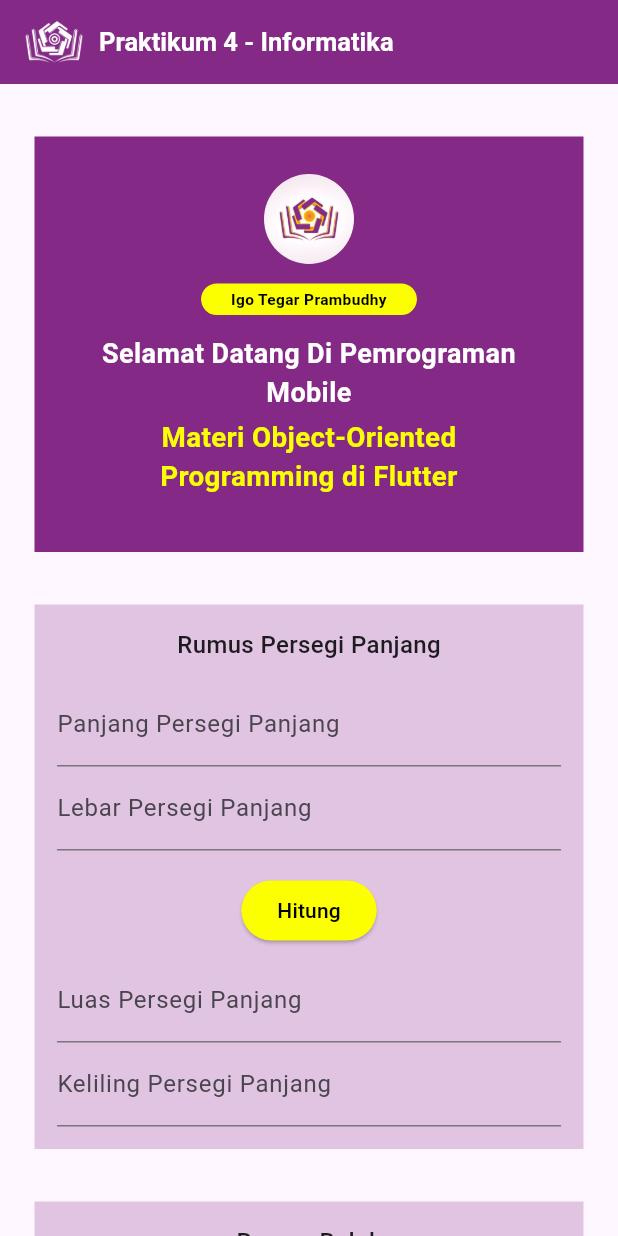
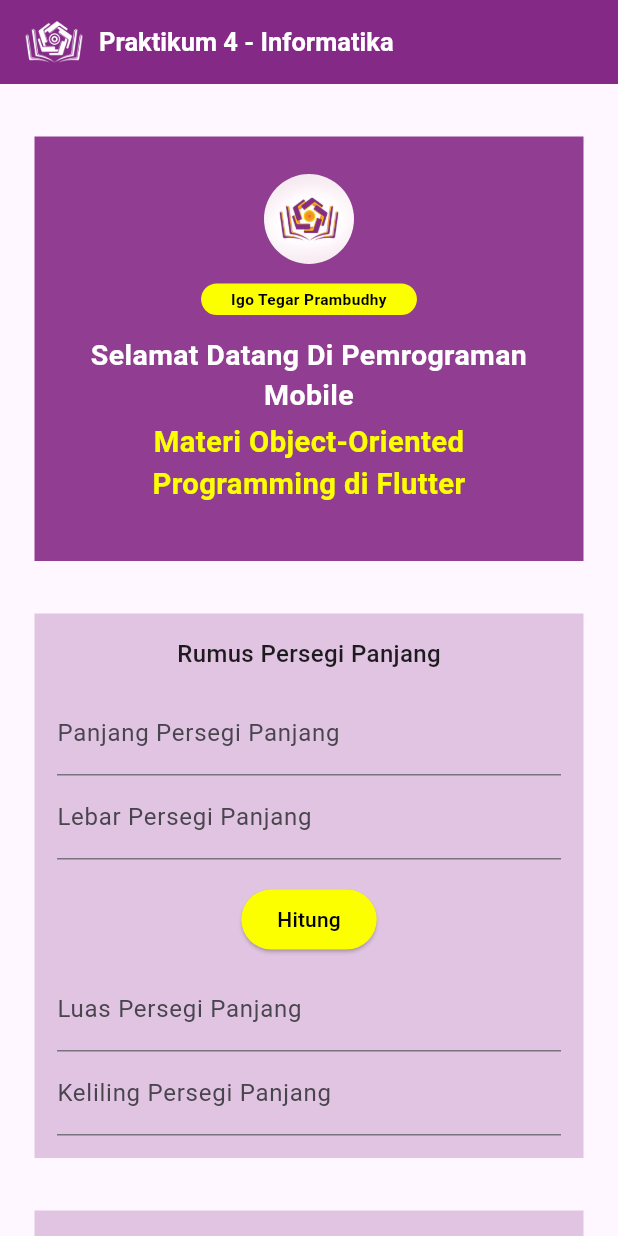
Before and after one commit to hiIgooTgar/pemrograman_mobile, a Flutter app: the screen it shows after launch, on a phone screen of 412 x 824 dp. Run offline on Flutter 3.47's test engine with Material 3 defaults, Android fonts, the phone set to English and light mode, and no system bars.

Commit message:
Result Praktikum 4 - Pemrograman Mobile - Object Oriented Programming Flutter

```diff
--- a/praktikum_4_pmo_igo/lib/main.dart
+++ b/praktikum_4_pmo_igo/lib/main.dart
@@ -84,7 +84,7 @@ class _MyHomePageState extends State<MyHomePage> {
               left: 23,
             ),
             child: Container(
-              color: const Color.fromARGB(255, 132, 41, 134),
+              color: const Color.fromARGB(230, 132, 41, 134),
               child: Padding(
                 padding: const EdgeInsets.all(25.0),
                 child: Column(
@@ -130,7 +130,7 @@ class _MyHomePageState extends State<MyHomePage> {
                         "Selamat Datang Di Pemrograman Mobile",
                         textAlign: TextAlign.center,
                         style: TextStyle(
-                          fontSize: 18.0,
+                          fontSize: 19.0,
                           fontWeight: FontWeight.bold,
                           color: Colors.white,
                         ),
@@ -142,7 +142,7 @@ class _MyHomePageState extends State<MyHomePage> {
                         "Materi Object-Oriented Programming di Flutter",
                         textAlign: TextAlign.center,
                         style: TextStyle(
-                          fontSize: 18.5,
+                          fontSize: 19.5,
                           fontWeight: FontWeight.bold,
                           color: const Color.fromARGB(255, 251, 255, 0),
                         ),
```
